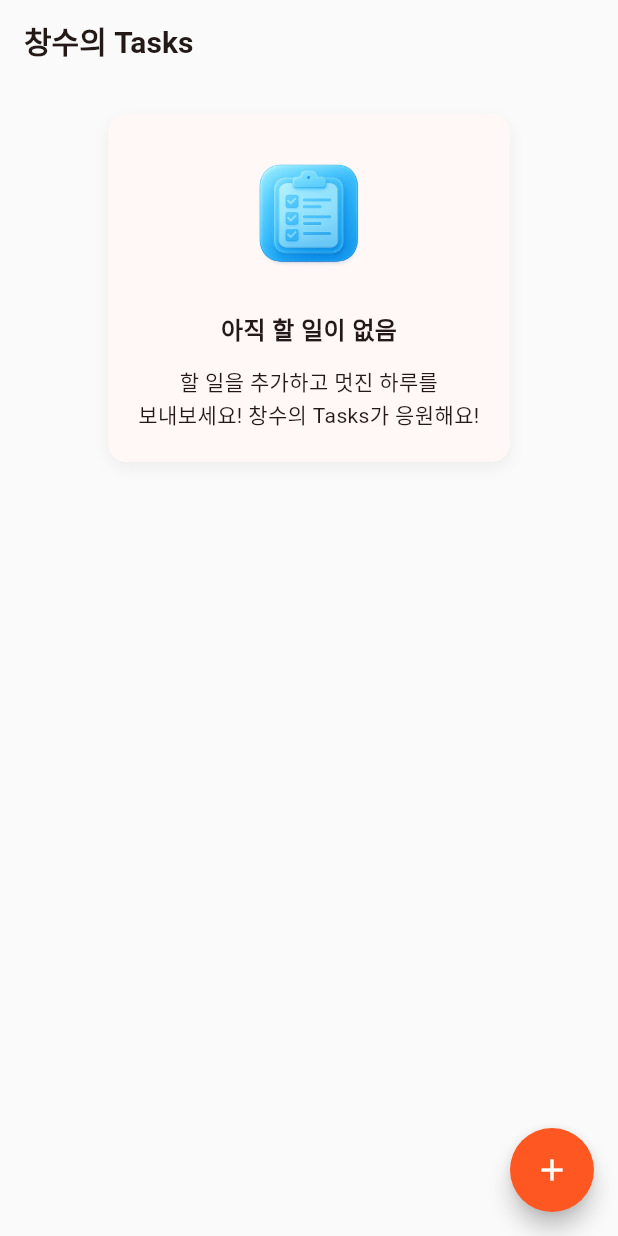
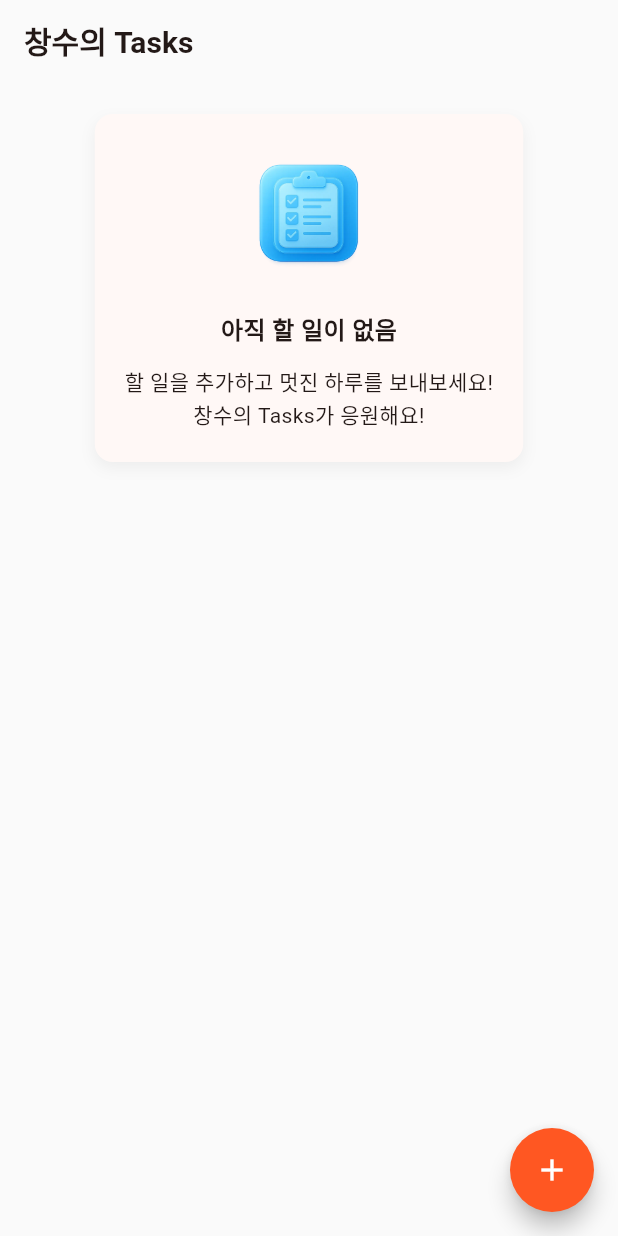
Before and after one commit to kiseki87/taskes_app, a Flutter app: the screen it shows after launch, on a phone screen of 412 x 824 dp. Run offline on Flutter 3.47's test engine with Material 3 defaults, Android fonts, the phone set to English and light mode, and no system bars.

Commit message:
오류 수정_2

```diff
--- a/lib/widgets/no_todo_view.dart
+++ b/lib/widgets/no_todo_view.dart
@@ -23,7 +23,7 @@ class NoToDoView extends StatelessWidget {
             borderRadius: BorderRadius.circular(12.0),
             boxShadow: [
               BoxShadow(
-                color: Colors.black.withOpacity(0.05),
+                color: Colors.black.withAlpha(13),
                 blurRadius: 8,
                 offset: const Offset(0, 4),
               ),
@@ -47,7 +47,7 @@ class NoToDoView extends StatelessWidget {
               ),
               const SizedBox(height: 12),
               Text(
-                '할 일을 추가하고 멋진 하루를\n보내보세요! $title\가 응원해요!',
+                '할 일을 추가하고 멋진 하루를 보내보세요!\n$title가 응원해요!',
                 textAlign: TextAlign.center,
                 style: const TextStyle(
                   fontSize: 14,
```
